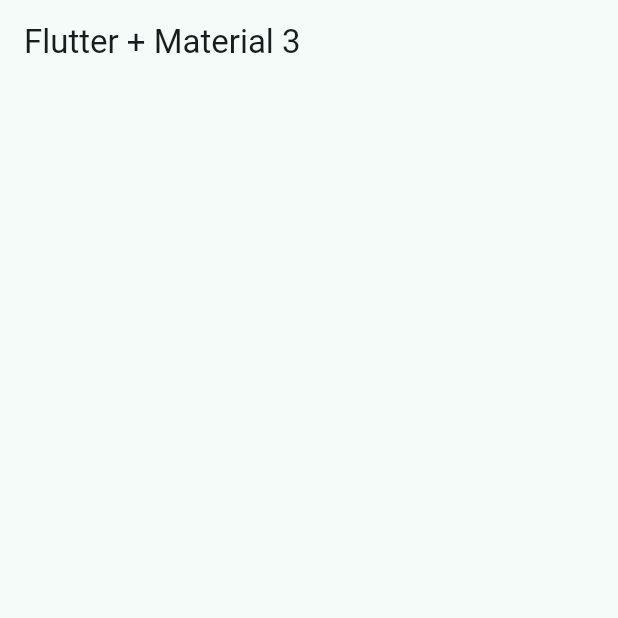
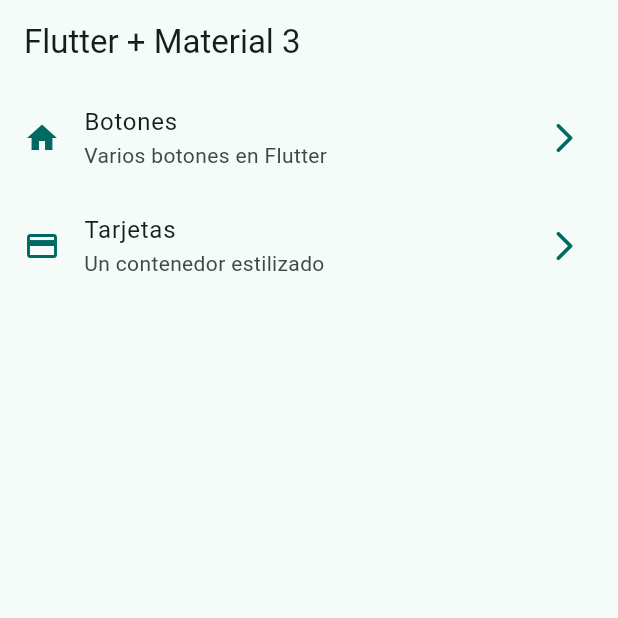
Before and after one commit to Frank076-web/widgets_app_flutter, a Flutter app: the screen it shows after launch, on a phone screen of 412 x 824 dp, the top half of it. Run offline on Flutter 3.47's test engine with Material 3 defaults, Android fonts, the phone set to English and light mode, and no system bars.

Commit message:
implementado home screen

```diff
--- a/lib/config/index.dart
+++ b/lib/config/index.dart
@@ -1 +1,2 @@
 export './theme/app_theme.dart';
+export './menu/menu_items.dart';
--- a/lib/config/menu/menu_items.dart
+++ b/lib/config/menu/menu_items.dart
@@ -6,16 +6,17 @@ class MenuItem {
   final String link;
   final IconData icon;
 
-  MenuItem(
+  const MenuItem(
       {required this.title,
       required this.subTitle,
       required this.link,
       required this.icon});
+}
 
-  List<MenuItem> appMenuItems = [
+List<MenuItem> appMenuItems = const [
   MenuItem(
     title: 'Botones',
-      subTitle: 'Discover the world',
+    subTitle: 'Varios botones en Flutter',
     link: '/',
     icon: Icons.home,
   ),
@@ -26,4 +27,3 @@ class MenuItem {
     icon: Icons.credit_card,
   ),
 ];
-}
--- a/lib/config/theme/app_theme.dart
+++ b/lib/config/theme/app_theme.dart
@@ -23,5 +23,6 @@ class AppTheme {
   ThemeData getThemeData() => ThemeData(
       useMaterial3: true,
       colorSchemeSeed: colorList[selectedColor],
-      appBarTheme: const AppBarTheme(centerTitle: false));
+        appBarTheme: const AppBarTheme(centerTitle: false),
+      );
 }
--- a/lib/presentation/screens/home/home_screen.dart
+++ b/lib/presentation/screens/home/home_screen.dart
@@ -1,4 +1,5 @@
 import 'package:flutter/material.dart';
+import 'package:widgets_app/presentation/widgets/index.dart';
 
 class HomeScreen extends StatelessWidget {
   const HomeScreen({super.key});
@@ -9,6 +10,7 @@ class HomeScreen extends StatelessWidget {
       appBar: AppBar(
         title: const Text('Flutter + Material 3'),
       ),
+      body: const HomeView(),
     );
   }
 }
--- /dev/null
+++ b/lib/presentation/widgets/home/home_view.dart
@@ -0,0 +1,47 @@
+import 'package:flutter/material.dart';
+import 'package:widgets_app/config/index.dart';
+
+class HomeView extends StatelessWidget {
+  const HomeView({super.key});
+
+  @override
+  Widget build(BuildContext context) {
+    final menuItems = appMenuItems;
+
+    return ListView.builder(
+      itemCount: menuItems.length,
+      itemBuilder: (context, index) {
+        final item = menuItems[index];
+
+        return _CustomListTile(item: item);
+      },
+    );
+  }
+}
+
+class _CustomListTile extends StatelessWidget {
+  final MenuItem item;
+
+  const _CustomListTile({required this.item});
+
+  @override
+  Widget build(BuildContext context) {
+    final colors = Theme.of(context).colorScheme;
+
+    return ListTile(
+      leading: Icon(
+        item.icon,
+        color: colors.primary,
+      ),
+      trailing: Icon(
+        Icons.arrow_forward_ios_rounded,
+        color: colors.primary,
+      ),
+      title: Text(item.title),
+      subtitle: Text(item.subTitle),
+      onTap: () {
+        //TODO: Navegar a otras pantallas
+      },
+    );
+  }
+}
--- /dev/null
+++ b/lib/presentation/widgets/home/index.dart
@@ -0,0 +1 @@
+export './home_view.dart';
--- a/lib/presentation/widgets/index.dart
+++ b/lib/presentation/widgets/index.dart
@@ -0,0 +1 @@
+export './home/index.dart';
```
Lines whose indentation alone changed are shown as unchanged.
